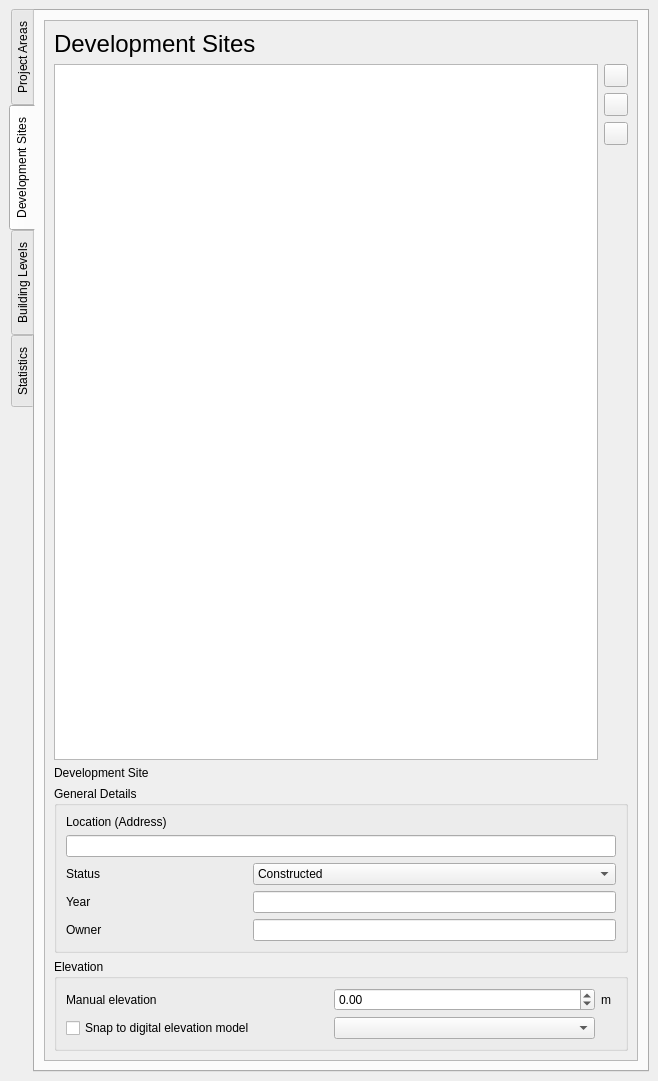
First picture: the form in qcity/ui/dockwidget_main.ui, repository north-road/QCity, before the edit.
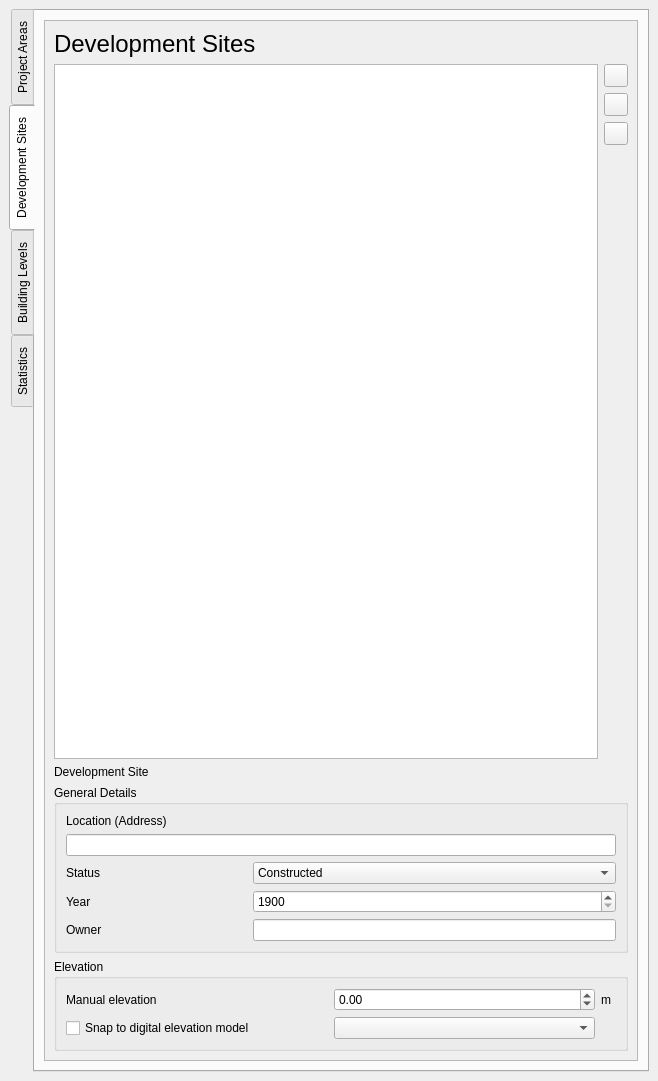
Second picture: the form after the edit. The open tabs and pages were chosen to show the change. Custom widgets are drawn as their Qt base class.

Commit message: Use year instead of date

Diff of the .ui file:
```diff
--- a/qcity/ui/dockwidget_main.ui
+++ b/qcity/ui/dockwidget_main.ui
@@ -605,9 +605,6 @@
                  </property>
                 </widget>
                </item>
-               <item row="3" column="1">
-                <widget class="QLineEdit" name="date"/>
-               </item>
                <item row="4" column="0">
                 <widget class="QLabel" name="label_development_site_owner">
                  <property name="text">
@@ -618,6 +615,16 @@
                <item row="4" column="1">
                 <widget class="QLineEdit" name="site_owner"/>
                </item>
+               <item row="3" column="1">
+                <widget class="QgsSpinBox" name="year">
+                 <property name="minimum">
+                  <number>1900</number>
+                 </property>
+                 <property name="maximum">
+                  <number>2900</number>
+                 </property>
+                </widget>
+               </item>
               </layout>
              </widget>
             </item>
```
The commit also changes 1 other file.
